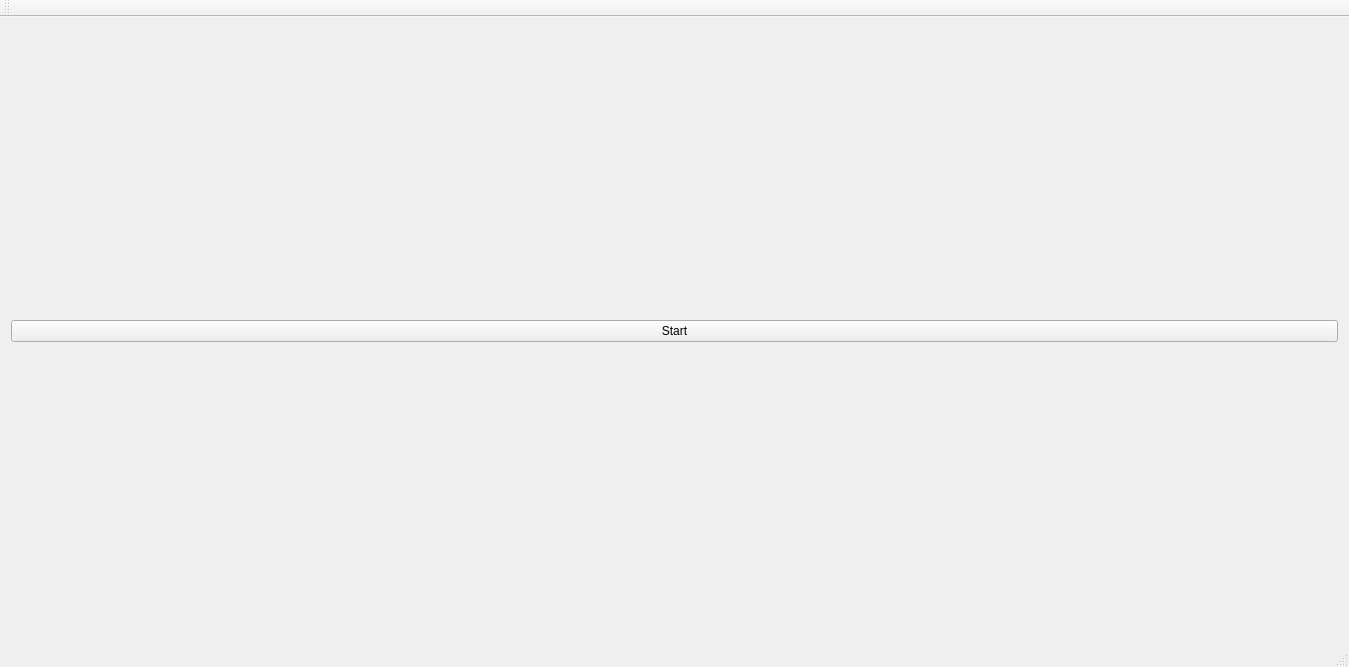
Old version of the form include/main_window.ui in the repository CppPhil/vector_clocks.
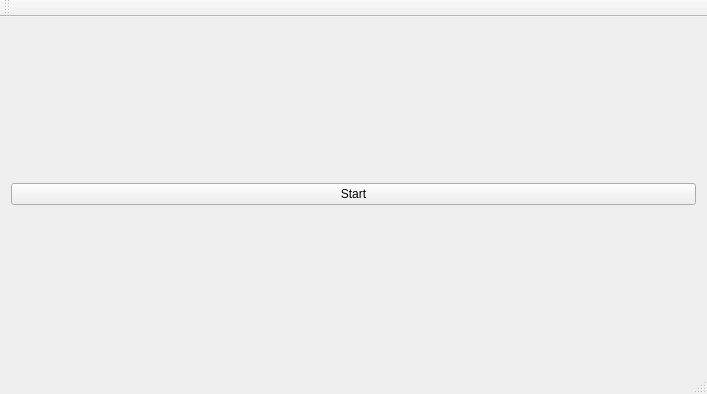
New version of the form.

Commit message: CMake does nothing

```diff
--- a/include/main_window.ui
+++ b/include/main_window.ui
@@ -6,16 +6,16 @@
    <rect>
     <x>0</x>
     <y>0</y>
-    <width>1349</width>
-    <height>667</height>
+    <width>707</width>
+    <height>394</height>
    </rect>
   </property>
   <property name="windowTitle">
    <string>Vector clocks</string>
   </property>
   <widget class="QWidget" name="centralWidget">
-   <layout class="QVBoxLayout" name="verticalLayout">
-    <item>
+   <layout class="QGridLayout" name="gridLayout">
+    <item row="0" column="0">
      <widget class="QPushButton" name="pushButton">
       <property name="text">
        <string>Start</string>
```
Left out of the diff: 2 changed lines with no effect on the pictures.
